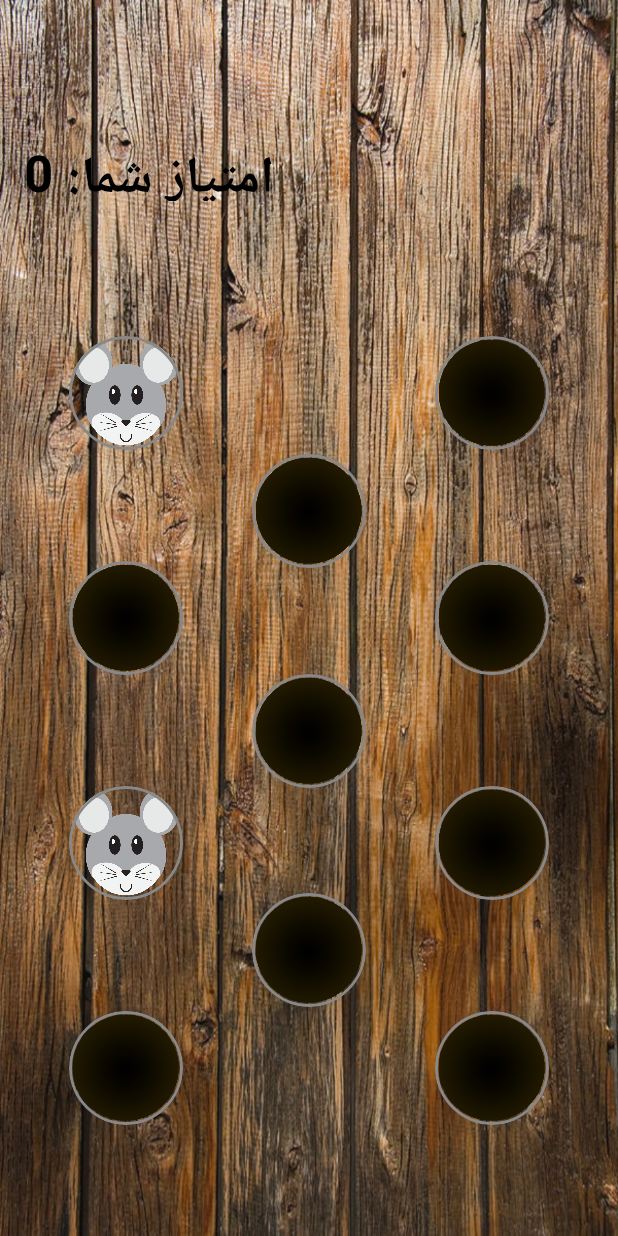
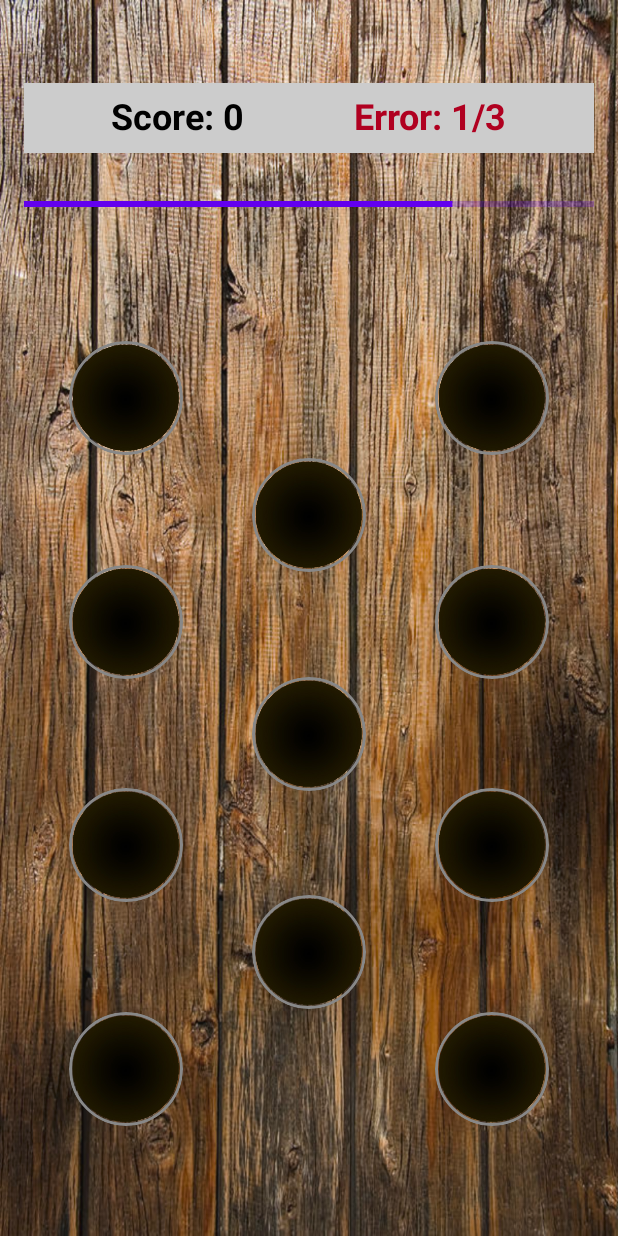
Before and after one commit to Stejob/MWfase2, an Android app built with Jetpack Compose: the MainActivity2 screen opened directly, with no data from a screen before it, after a tap on "My Image", on a phone screen of 412 x 824 dp. Run offline under Robolectric (Android 15) with nearby library versions, the phone set to English and light mode, and no system bars.

Commit message:
jan 23 2023

```diff
--- a/app/src/main/java/com/example/mwfase2/GameActivity.kt
+++ b/app/src/main/java/com/example/mwfase2/GameActivity.kt
@@ -4,22 +4,20 @@ import android.os.Bundle
 import androidx.activity.ComponentActivity
 import androidx.activity.compose.setContent
 import androidx.compose.foundation.Image
-import androidx.compose.foundation.border
+import androidx.compose.foundation.background
 import androidx.compose.foundation.layout.*
-import androidx.compose.material.MaterialTheme
-import androidx.compose.material.Surface
-import androidx.compose.material.Text
+import androidx.compose.material.*
 import androidx.compose.runtime.*
+import androidx.compose.ui.Alignment
 import androidx.compose.ui.Modifier
 import androidx.compose.ui.graphics.Color
 import androidx.compose.ui.layout.ContentScale
-import androidx.compose.ui.platform.testTag
 import androidx.compose.ui.res.painterResource
 import androidx.compose.ui.res.stringResource
 import androidx.compose.ui.text.font.FontWeight
 import androidx.compose.ui.tooling.preview.Preview
-import androidx.compose.ui.unit.TextUnit
 import androidx.compose.ui.unit.dp
+import androidx.compose.ui.window.DialogProperties
 import com.example.mwfase2.ui.theme.MWfase2Theme
 import com.example.mwfase2.viewmodels.GameViewModel
 
@@ -43,7 +41,13 @@ class MainActivity2 : ComponentActivity() {
 
 @Composable
 fun GameView(viewModel: GameViewModel = GameViewModel()) {
+    val errorState = viewModel.error.collectAsState()
+    val scoreState = viewModel.score.collectAsState()
+    val timeLeft = viewModel.timeLeft.collectAsState()
+    val gameOver = viewModel.gameOver.collectAsState()
+    val win = viewModel.win.collectAsState()
     Surface {
+        showAlertDialog(viewModel, gameOver.value || win.value)
         Image(
             painter = painterResource(id = R.drawable.woodenbackground),
             contentDescription = "null",
@@ -55,21 +59,42 @@ fun GameView(viewModel: GameViewModel = GameViewModel()) {
             modifier = Modifier
                 .fillMaxSize()
         ) {
-            Spacer(modifier = Modifier.weight(0.1f))
-            Text(
-                text = stringResource(id = R.string.score, viewModel.score),
+            Spacer(modifier = Modifier.weight(0.05f))
+            Row(
                 modifier = Modifier
+                    .fillMaxWidth()
                     .weight(0.1f)
+                    .padding(16.dp)
+                    .background(color = Color.LightGray),
+                verticalAlignment = Alignment.CenterVertically,
+                horizontalArrangement = Arrangement.SpaceEvenly
+            ) {
+                Text(
+                    text = stringResource(id = R.string.score, scoreState.value),
+                    modifier = Modifier
+                        .padding(start = 16.dp, end = 16.dp),
+                    fontWeight = FontWeight.Bold,
+                    style = MaterialTheme.typography.h5,
+                    color = MaterialTheme.colors.onSurface
+                )
+                Text(
+                    text = stringResource(id = R.string.error, errorState.value),
+                    modifier = Modifier
+                        .padding(start = 16.dp, end = 16.dp),
+                    fontWeight = FontWeight.Bold,
+                    style = MaterialTheme.typography.h5,
+                    color = MaterialTheme.colors.error
+                )
+            }
+            LinearProgressIndicator(
+                modifier = Modifier
                     .fillMaxWidth()
                     .padding(16.dp),
-                fontWeight = FontWeight.Bold,
-                style = MaterialTheme.typography.h4,
-                color = MaterialTheme.colors.onSurface
-            )
+                progress = timeLeft.value)
             Row(
                 modifier = Modifier
                     .fillMaxSize()
-                    .weight(0.9f),
+                    .weight(0.85f),
                 horizontalArrangement = Arrangement.SpaceEvenly
             ) {
 
@@ -103,9 +128,36 @@ fun GameView(viewModel: GameViewModel = GameViewModel()) {
 }
 
 @Composable
-fun decOfImages() {
+fun showAlertDialog(viewModel: GameViewModel, bo: Boolean){
+    val gameState = viewModel.gameState.collectAsState()
+    if (bo) {
+        AlertDialog(
+            onDismissRequest = {
+                //viewModel.resetGame()
+            },
+            title = {
+                Text(text = stringResource(id = gameState.value.title))
+            },
+            text = {
+                Text(text = stringResource(id = gameState.value.message))
+            },
+            buttons = {
+                Row(
+                    modifier = Modifier.padding(all = 8.dp),
+                    horizontalArrangement = Arrangement.Center
+                ) {
+                    Button(
+                        modifier = Modifier.fillMaxWidth(),
+                        onClick = { viewModel.resetGame() }
+                    ) {
+                        Text("Play Again?")
+                    }
+                }
+            }
+        )
+    }
+}
 
-}
 
 @Preview(showBackground = true)
 @Composable
--- a/app/src/main/java/com/example/mwfase2/PublicComposes.kt
+++ b/app/src/main/java/com/example/mwfase2/PublicComposes.kt
@@ -16,8 +16,6 @@ import androidx.compose.ui.layout.ContentScale
 import androidx.compose.ui.platform.testTag
 import androidx.compose.ui.res.painterResource
 import androidx.compose.ui.unit.dp
-import androidx.lifecycle.ViewModel
-import androidx.lifecycle.viewmodel.compose.viewModel
 import com.example.mwfase2.viewmodels.GameViewModel
 import com.example.mwfase2.viewmodels.PublicComposeViewModel
 
@@ -31,23 +29,21 @@ fun CircularHeaderImage(
     col: Int
 ) {
     val viewModel by remember {
-        mutableStateOf(PublicComposeViewModel())
+        mutableStateOf(PublicComposeViewModel(gameViewModel))
     }
+    val imageState = viewModel.imageState.collectAsState()
 
     Column (modifier = modifier){
         Image(
-            painter = painterResource(id = viewModel.imageState),
+            painter = painterResource(id = imageState.value),// change in hence
             contentDescription = "My Image",
             contentScale = ContentScale.FillBounds,
             modifier = modifier
                 .size(76.dp)
                 .clip(CircleShape)
                 .border(2.dp, Color.Gray, CircleShape)
-                .clickable {
-                    gameViewModel.checkIfHit(viewModel.getImgState())
-                    Log.e(TAG, "CircularHeaderImage: ${viewModel.imageState}")
-                }
-                .testTag("circularHeaderImage tag $row, $col, resId = ${viewModel.imageState}")
+                .clickable { viewModel.checkClickResult() }
+                .testTag("circularHeaderImage tag $row, $col"/*, resId = ${viewModel.imageState}*/)
         )
     }
 }
--- /dev/null
+++ b/app/src/main/java/com/example/mwfase2/states/GameState.kt
@@ -0,0 +1,9 @@
+package com.example.mwfase2.states
+
+import androidx.annotation.StringRes
+import com.example.mwfase2.R
+
+data class GameState(
+    @StringRes var title: Int = R.string.error_message_title,
+    @StringRes var message: Int = R.string.error_message_body
+)
--- a/app/src/main/java/com/example/mwfase2/states/GameUiState.kt
+++ /dev/null
@@ -1,8 +0,0 @@
-package com.example.mwfase2.states
-
-import androidx.annotation.DrawableRes
-import com.example.mwfase2.R
-
-data class GameUiState(
-    @DrawableRes var imageRec: Int = R.drawable.hole
-)
--- a/app/src/main/java/com/example/mwfase2/viewmodels/GameViewModel.kt
+++ b/app/src/main/java/com/example/mwfase2/viewmodels/GameViewModel.kt
@@ -1,31 +1,146 @@
 package com.example.mwfase2.viewmodels
 
+
+import android.os.CountDownTimer
 import android.util.Log
 import androidx.annotation.DrawableRes
 import androidx.compose.runtime.getValue
+import androidx.compose.runtime.mutableStateListOf
 import androidx.compose.runtime.mutableStateOf
 import androidx.compose.runtime.setValue
+import androidx.compose.runtime.snapshots.StateObject
 import androidx.lifecycle.ViewModel
 import androidx.lifecycle.viewModelScope
 import com.example.mwfase2.R
-import kotlinx.coroutines.delay
+import com.example.mwfase2.showAlertDialog
+import com.example.mwfase2.states.GameState
+import kotlinx.coroutines.async
 import kotlinx.coroutines.launch
 import kotlin.time.Duration.Companion.milliseconds
+import kotlinx.coroutines.delay
+import kotlinx.coroutines.flow.MutableStateFlow
+import kotlinx.coroutines.flow.StateFlow
+import kotlinx.coroutines.runBlocking
 
 private const val TAG = "GameViewModel"
 
-class GameViewModel : ViewModel() {
+open class GameViewModel : ViewModel() {
 
-    var score: Int by mutableStateOf(0)
+    private var _timeLeft = MutableStateFlow(0f)
+    val timeLeft: StateFlow<Float> = _timeLeft
+    private var _gameOver = MutableStateFlow(false)
+    val gameOver: StateFlow<Boolean> = _gameOver
+    private var _win = MutableStateFlow(false)
+    val win: StateFlow<Boolean> = _win
+    private var _score = MutableStateFlow(0)
+    val score: StateFlow<Int> = _score
+    private var _error = MutableStateFlow(0)
+    val error: StateFlow<Int> = _error
+    private var _gameState = MutableStateFlow(GameState())
+    val gameState: StateFlow<GameState> = _gameState
 
-    fun incScore(){
-        score++
+    private val _imageStateList = mutableListOf<MutableStateFlow<Int>>()
+
+    fun addImageStateList(imageState: MutableStateFlow<Int>) {
+        _imageStateList.add(imageState)
     }
 
-    fun checkIfHit(@DrawableRes imgRec: Int) {
-        if (imgRec == R.drawable.mouse){
-            incScore()
+    fun incScore() {
+        if (_score.value >= 2) {
+            _score.value++
+            _win.value = true
+            getGameState()
+        } else
+            _score.value++
+    }
+
+    fun incError() {
+        if (_error.value >= 2) {
+            _error.value++
+            _gameOver.value = true
+            getGameState()
+        } else
+            _error.value++
+    }
+
+    private fun getGameState() {
+        if (_win.value) {
+            _gameState.value.title = R.string.win_message_title
+            _gameState.value.message = R.string.win_message_body
+        }
+        if (_gameOver.value) {
+            _gameState.value.title = R.string.error_message_title
+            _gameState.value.message = R.string.error_message_body
         }
     }
 
+    private fun changePic(index: Int) {
+        if (_imageStateList[index].value == R.drawable.hole)
+            _imageStateList[index].value = R.drawable.mouse
+        else
+            _imageStateList[index].value = R.drawable.hole
+    }
+
+    private fun getRandomImage(): Int {
+        return (0 until _imageStateList.size).random()
+    }
+
+    private fun getRandomDelayBetweenShowTime(): Long {
+        return (1000..3000).random().toLong()
+    }
+
+    private fun getRandomShowTime(): Long {
+        return (400..800).random().toLong()
+    }
+
+    fun checkIfReadyForRun() {
+        if (_imageStateList.size == 11) {
+            startGameTime()
+            runGame()
+        }
+    }
+
+    private fun startGameTime() {
+        val timer = object : CountDownTimer(20000, 10) {
+            override fun onTick(millisUntilFinished: Long) {
+                Log.e(
+                    TAG,
+                    "onTick: ${millisUntilFinished / 20000.0}  ${
+                        (millisUntilFinished / 20000.0)
+                            .toFloat()
+                    }"
+                )
+                _timeLeft.value = (millisUntilFinished / 20000.0).toFloat()
+            }
+
+            override fun onFinish() {
+                _gameOver.value = true
+            }
+        }
+        timer.start()
+    }
+
+    private fun runGame() {
+        val a = viewModelScope.launch {
+            while (true) {
+                val delay = getRandomDelayBetweenShowTime()
+                val randImage = getRandomImage()
+                Log.e(TAG, "runGame: $delay")
+                delay(delay.milliseconds)
+                changePic(randImage)
+                delay(getRandomShowTime().milliseconds)
+                changePic(randImage)
+            }
+        }
+
+    }
+
+    fun resetGame() {
+        _timeLeft.value = 0f
+        _gameOver.value = false
+        _win.value = false
+        _score.value = 0
+        _error.value = 0
+        startGameTime()
+    }
 }
--- a/app/src/main/java/com/example/mwfase2/viewmodels/PublicComposeViewModel.kt
+++ b/app/src/main/java/com/example/mwfase2/viewmodels/PublicComposeViewModel.kt
@@ -1,55 +1,26 @@
 package com.example.mwfase2.viewmodels
 
 import android.util.Log
-import androidx.compose.runtime.getValue
-import androidx.compose.runtime.mutableStateOf
-import androidx.compose.runtime.setValue
-import androidx.lifecycle.ViewModel
-import androidx.lifecycle.viewModelScope
 import com.example.mwfase2.R
-import kotlinx.coroutines.launch
-import kotlin.time.Duration.Companion.milliseconds
+import kotlinx.coroutines.flow.MutableStateFlow
+import kotlinx.coroutines.flow.StateFlow
 
 private const val TAG = "PublicComposeViewModel"
-class PublicComposeViewModel: ViewModel() {
 
-    var imageState: Int by mutableStateOf(R.drawable.hole)
-    var flag = false
+class PublicComposeViewModel(private val gameViewModel: GameViewModel) {
 
-
-    fun getImgState(): Int = imageState
+    private var _imageState = MutableStateFlow(R.drawable.hole)
+    val imageState: StateFlow<Int> = _imageState
 
     init {
-        runGame()
+        gameViewModel.addImageStateList(_imageState)
+        gameViewModel.checkIfReadyForRun()
     }
 
-    private fun changePic() {
-        flag = !flag
-        imageState = if (flag)
-            R.drawable.mouse
+    fun checkClickResult() {
+        if (_imageState.value == R.drawable.mouse)
+            gameViewModel.incScore()
         else
-            R.drawable.hole
+            gameViewModel.incError()
     }
-
-    fun getRandomDelayBetweenShowTime(): Long{
-        return (2000..5000).random().toLong()
-    }
-
-    fun getRandomShowTime(): Long {
-        return (300..400).random().toLong()
-    }
-
-    fun runGame (){
-        viewModelScope.launch {
-            while (true){
-                val delay = getRandomDelayBetweenShowTime()
-                kotlinx.coroutines.delay(delay.milliseconds)
-                Log.e(TAG, "runGame: $delay", )
-                changePic()
-                kotlinx.coroutines.delay(getRandomShowTime().milliseconds)
-                changePic()
-            }
-        }
-    }
-
 }
--- a/app/src/main/res/values/strings.xml
+++ b/app/src/main/res/values/strings.xml
@@ -1,5 +1,10 @@
 <resources>
     <string name="app_name">MWfase2</string>
     <string name="title_activity_main2">MainActivity2</string>
-    <string name="score">امتیاز شما: %d</string>
+    <string name="score">Score: %d</string>
+    <string name="error">Error: %d/3</string>
+    <string name="error_message_title">Sorry!</string>
+    <string name="win_message_title">Congratulations!</string>
+    <string name="error_message_body">Take your chance again…</string>
+    <string name="win_message_body">You have win…</string>
 </resources>
```
Also changed, not shown: 1 other file.
